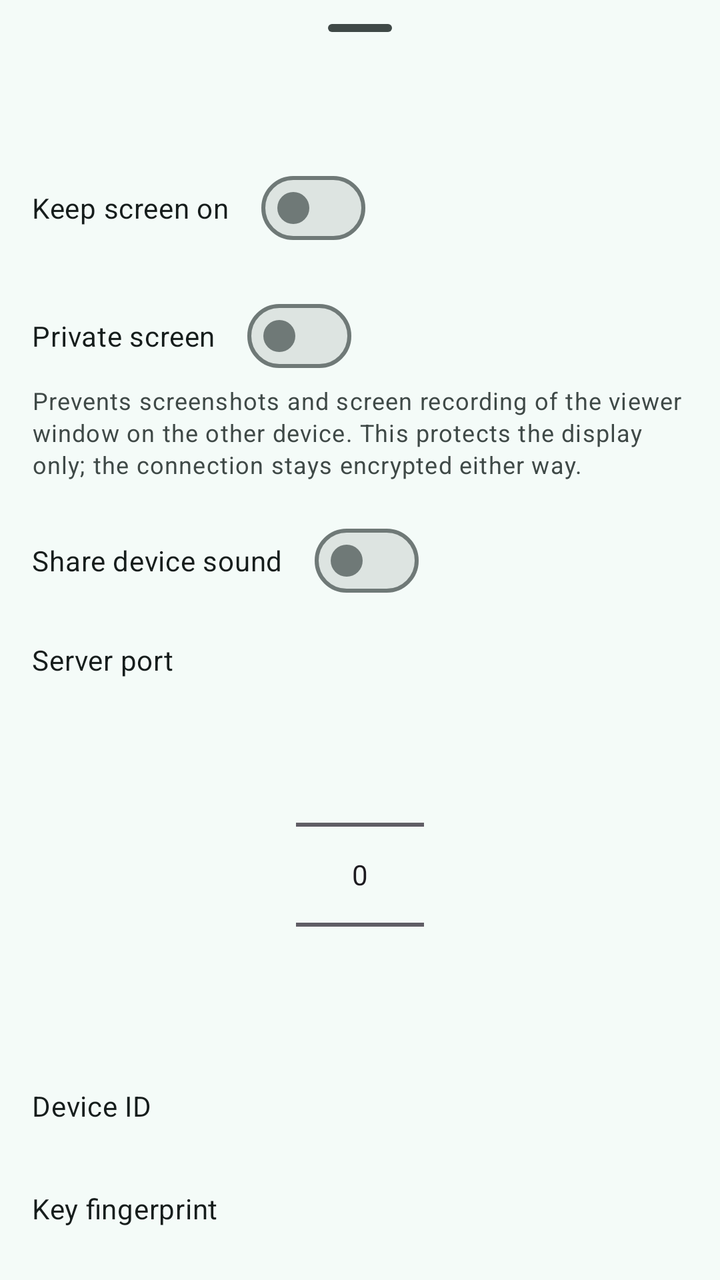
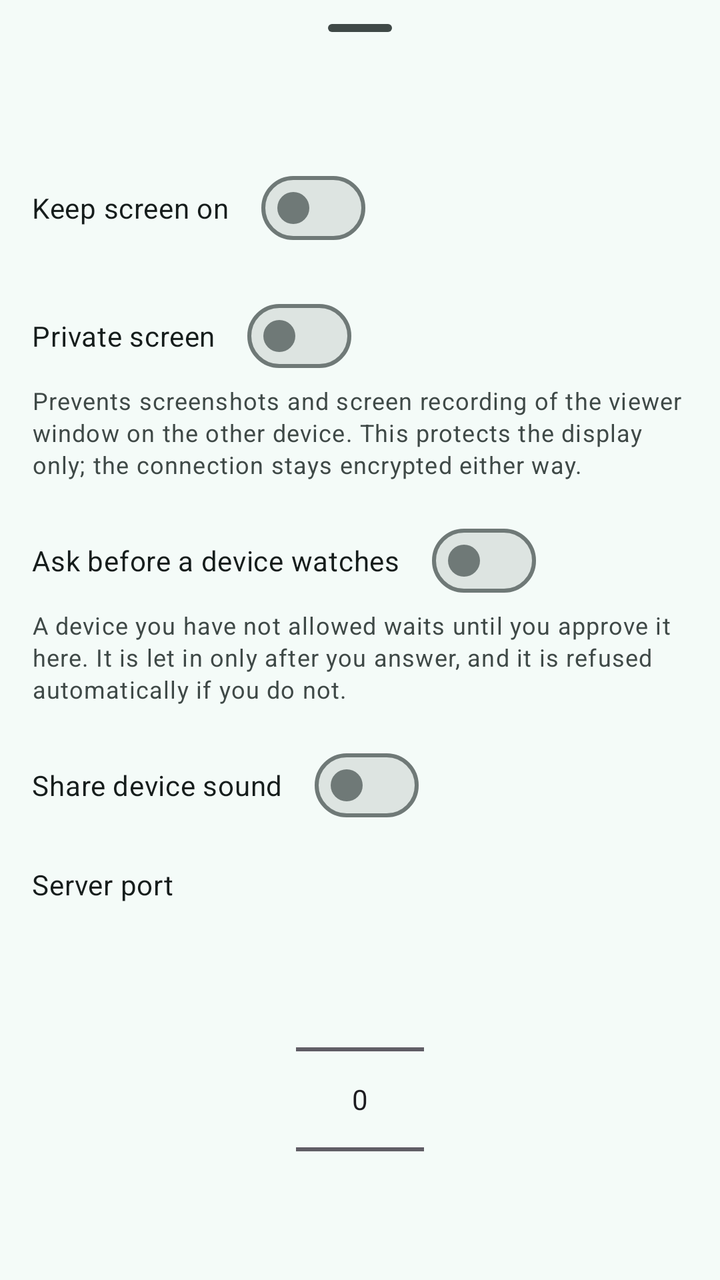

The first picture is an Android layout as it rendered before a commit; the second is the same layout after the commit. The layout source and the unified diff follow.
<!-- AndroidManifest.xml: application theme Theme.ScreenShare -->
<!-- res/layout/widget_screen_share_service_settings.xml -->
<?xml version="1.0" encoding="utf-8"?>
<LinearLayout xmlns:android="http://schemas.android.com/apk/res/android"
    android:layout_width="match_parent"
    android:layout_height="match_parent"
    android:orientation="vertical">

    <com.google.android.material.bottomsheet.BottomSheetDragHandleView
        android:layout_width="match_parent"
        android:layout_height="wrap_content" />

    <androidx.core.widget.NestedScrollView
        android:layout_width="match_parent"
        android:layout_height="wrap_content">

        <LinearLayout
            android:layout_width="match_parent"
            android:layout_height="wrap_content"
            android:orientation="vertical"
            android:padding="16dp">

            <com.google.android.material.materialswitch.MaterialSwitch
                android:id="@+id/keep_screen_on_setting"
                android:layout_width="wrap_content"
                android:layout_height="wrap_content"
                android:layout_marginTop="16dp"
                android:text="@string/keep_screen_on_setting_label"
                android:textAppearance="?attr/textAppearanceBodyMedium"
                android:textColor="?attr/colorOnSurface" />

            <com.google.android.material.materialswitch.MaterialSwitch
                android:id="@+id/secure_setting"
                android:layout_width="wrap_content"
                android:layout_height="wrap_content"
                android:layout_marginTop="16dp"
                android:text="@string/projection_secure_setting_label"
                android:textAppearance="?attr/textAppearanceBodyMedium"
                android:textColor="?attr/colorOnSurface" />

            <com.google.android.material.textview.MaterialTextView
                android:id="@+id/secure_setting_note"
                android:layout_width="match_parent"
                android:layout_height="wrap_content"
                android:textAppearance="?attr/textAppearanceBodySmall"
                android:textColor="?attr/colorOnSurfaceVariant"
                android:text="@string/projection_secure_setting_note" />

            <com.google.android.material.materialswitch.MaterialSwitch
                android:id="@+id/audio_setting"
                android:layout_width="wrap_content"
                android:layout_height="wrap_content"
                android:layout_marginTop="16dp"
                android:text="@string/audio_setting_label"
                android:textAppearance="?attr/textAppearanceBodyMedium"
                android:textColor="?attr/colorOnSurface" />

            <com.google.android.material.textview.MaterialTextView
                android:id="@+id/audio_status_setting"
                android:layout_width="match_parent"
                android:layout_height="wrap_content"
                android:textAppearance="?attr/textAppearanceBodySmall"
                android:textColor="?attr/colorOnSurfaceVariant"
                android:visibility="gone" />

            <com.google.android.material.textview.MaterialTextView
                android:layout_width="wrap_content"
                android:layout_height="wrap_content"
                android:layout_marginTop="16dp"
                android:text="@string/server_port_setting_label"
                android:textAppearance="?attr/textAppearanceBodyMedium"
                android:textColor="?attr/colorOnSurface" />

            <NumberPicker
                android:id="@+id/port_setting"
                android:layout_width="wrap_content"
                android:layout_height="wrap_content"
                android:layout_gravity="center_horizontal"
                android:layout_marginTop="8dp" />

            <com.google.android.material.textview.MaterialTextView
                android:layout_width="wrap_content"
                android:layout_height="wrap_content"
                android:layout_marginTop="16dp"
                android:text="@string/device_identity_label"
                android:textAppearance="?attr/textAppearanceBodyMedium"
                android:textColor="?attr/colorOnSurface" />

            <com.google.android.material.textview.MaterialTextView
                android:id="@+id/device_id_setting"
                android:layout_width="wrap_content"
                android:layout_height="wrap_content"
                android:layout_marginTop="4dp"
                android:textAppearance="?attr/textAppearanceBodySmall"
                android:textColor="?attr/colorOnSurfaceVariant" />

            <com.google.android.material.textview.MaterialTextView
                android:layout_width="wrap_content"
                android:layout_height="wrap_content"
                android:layout_marginTop="12dp"
                android:text="@string/tls_local_fingerprint_label"
                android:textAppearance="?attr/textAppearanceBodyMedium"
                android:textColor="?attr/colorOnSurface" />

            <com.google.android.material.textview.MaterialTextView
                android:id="@+id/device_fingerprint_setting"
                android:layout_width="wrap_content"
                android:layout_height="wrap_content"
                android:layout_marginTop="4dp"
                android:textAppearance="?attr/textAppearanceBodySmall"
                android:textColor="?attr/colorOnSurfaceVariant" />

            <com.google.android.material.button.MaterialButton
                android:id="@+id/identity_reset_setting"
                style="@style/Widget.Material3.Button.TextButton"
                android:layout_width="wrap_content"
                android:layout_height="wrap_content"
                android:layout_marginTop="4dp"
                android:text="@string/identity_reset" />

            <com.google.android.material.textview.MaterialTextView
                android:layout_width="wrap_content"
                android:layout_height="wrap_content"
                android:layout_marginTop="24dp"
                android:text="@string/discovery_settings_section"
                android:textAppearance="?attr/textAppearanceTitleSmall"
                android:textColor="?attr/colorOnSurface" />

            <com.google.android.material.materialswitch.MaterialSwitch
                android:id="@+id/multicast_enabled_setting"
                android:layout_width="wrap_content"
                android:layout_height="wrap_content"
                android:layout_marginTop="8dp"
                android:text="@string/multicast_enabled_setting_label"
                android:textAppearance="?attr/textAppearanceBodyMedium"
                android:textColor="?attr/colorOnSurface" />

            <com.google.android.material.textview.MaterialTextView
                android:layout_width="wrap_content"
                android:layout_height="wrap_content"
                android:layout_marginTop="16dp"
                android:text="@string/multicast_group_setting_label"
                android:textAppearance="?attr/textAppearanceBodyMedium"
                android:textColor="?attr/colorOnSurface" />

            <EditText
                android:id="@+id/multicast_group_setting"
                android:layout_width="match_parent"
                android:layout_height="wrap_content"
                android:layout_marginTop="4dp"
                android:hint="@string/multicast_group_setting_hint"
                android:importantForAutofill="no"
                android:inputType="text"
                android:singleLine="true" />

            <com.google.android.material.textview.MaterialTextView
                android:layout_width="wrap_content"
                android:layout_height="wrap_content"
                android:layout_marginTop="16dp"
                android:text="@string/multicast_port_setting_label"
                android:textAppearance="?attr/textAppearanceBodyMedium"
                android:textColor="?attr/colorOnSurface" />

            <NumberPicker
                android:id="@+id/multicast_port_setting"
                android:layout_width="wrap_content"
                android:layout_height="wrap_content"
                android:layout_gravity="center_horizontal"
                android:layout_marginTop="8dp" />

            <com.google.android.material.textview.MaterialTextView
                android:layout_width="wrap_content"
                android:layout_height="wrap_content"
                android:layout_marginTop="16dp"
                android:text="@string/discovery_refresh_setting_label"
                android:textAppearance="?attr/textAppearanceBodyMedium"
                android:textColor="?attr/colorOnSurface" />

            <NumberPicker
                android:id="@+id/discovery_refresh_setting"
                android:layout_width="wrap_content"
                android:layout_height="wrap_content"
                android:layout_gravity="center_horizontal"
                android:layout_marginTop="8dp" />

            <com.google.android.material.textview.MaterialTextView
                android:layout_width="wrap_content"
                android:layout_height="wrap_content"
                android:layout_marginTop="16dp"
                android:text="@string/discovery_visibility_setting_label"
                android:textAppearance="?attr/textAppearanceBodyMedium"
                android:textColor="?attr/colorOnSurface" />

            <NumberPicker
                android:id="@+id/discovery_visibility_setting"
                android:layout_width="wrap_content"
                android:layout_height="wrap_content"
                android:layout_gravity="center_horizontal"
                android:layout_marginTop="8dp" />

            <com.google.android.material.materialswitch.MaterialSwitch
                android:id="@+id/discovery_compat_only_setting"
                android:layout_width="wrap_content"
                android:layout_height="wrap_content"
                android:layout_marginTop="16dp"
                android:text="@string/discovery_compat_only_setting_label"
                android:textAppearance="?attr/textAppearanceBodyMedium"
                android:textColor="?attr/colorOnSurface" />

            <com.google.android.material.materialswitch.MaterialSwitch
                android:id="@+id/share_name_setting"
                android:layout_width="wrap_content"
                android:layout_height="wrap_content"
                android:layout_marginTop="8dp"
                android:text="@string/share_name_setting_label"
                android:textAppearance="?attr/textAppearanceBodyMedium"
                android:textColor="?attr/colorOnSurface" />

            <LinearLayout
                android:id="@+id/video_settings_entry"
                android:layout_width="match_parent"
                android:layout_height="wrap_content"
                android:layout_marginTop="24dp"
                android:background="?attr/selectableItemBackground"
                android:clickable="true"
                android:focusable="true"
                android:orientation="vertical"
                android:paddingTop="8dp"
                android:paddingBottom="8dp">

                <com.google.android.material.textview.MaterialTextView
                    android:layout_width="wrap_content"
                    android:layout_height="wrap_content"
                    android:text="@string/video_settings_entry_label"
                    android:textAppearance="?attr/textAppearanceBodyMedium"
                    android:textColor="?attr/colorOnSurface" />

                <com.google.android.material.textview.MaterialTextView
                    android:id="@+id/video_settings_summary"
                    android:layout_width="wrap_content"
                    android:layout_height="wrap_content"
                    android:layout_marginTop="4dp"
                    android:textAppearance="?attr/textAppearanceBodySmall"
                    android:textColor="?attr/colorOnSurfaceVariant" />
            </LinearLayout>
        </LinearLayout>
    </androidx.core.widget.NestedScrollView>
</LinearLayout>
<!-- resources referenced by this layout -->
<resources>
  <string name="audio_setting_label">"Share device sound"</string>
  <string name="device_identity_label">"Device ID"</string>
  <string name="discovery_refresh_setting_label">"Discovery refresh"</string>
  <string name="discovery_settings_section">"Discovery"</string>
  <string name="discovery_visibility_setting_label">"Visibility"</string>
  <string name="identity_reset">"Reset device identity"</string>
  <string name="keep_screen_on_setting_label">"Keep screen on"</string>
  <string name="multicast_group_setting_hint">"e.g. 224.0.0.167"</string>
  <string name="multicast_group_setting_label">"Multicast group"</string>
  <string name="multicast_port_setting_label">"Multicast port"</string>
  <string name="projection_secure_setting_label">"Private screen"</string>
  <string name="server_port_setting_label">"Server port"</string>
  <string name="share_name_setting_label">"Broadcast device name"</string>
  <string name="tls_local_fingerprint_label">"Key fingerprint"</string>
  <color name="md_theme_primary">#006A60</color>
  <color name="md_theme_onPrimary">#FFFFFF</color>
  <color name="md_theme_primaryContainer">#9EF2E4</color>
  <color name="md_theme_onPrimaryContainer">#005048</color>
  <color name="md_theme_secondary">#4A635F</color>
  <color name="md_theme_onSecondary">#FFFFFF</color>
  <color name="md_theme_secondaryContainer">#CCE8E2</color>
  <color name="md_theme_onSecondaryContainer">#334B47</color>
  <color name="md_theme_tertiary">#456179</color>
  <color name="md_theme_onTertiary">#FFFFFF</color>
  <color name="md_theme_tertiaryContainer">#CCE5FF</color>
  <color name="md_theme_onTertiaryContainer">#2D4961</color>
  <color name="md_theme_error">#BA1A1A</color>
  <color name="md_theme_onError">#FFFFFF</color>
  <color name="md_theme_errorContainer">#FFDAD6</color>
  <color name="md_theme_onErrorContainer">#93000A</color>
  <color name="md_theme_background">#F4FBF8</color>
  <color name="md_theme_onBackground">#161D1C</color>
  <color name="md_theme_surface">#F4FBF8</color>
  <color name="md_theme_onSurface">#161D1C</color>
  <color name="md_theme_surfaceVariant">#DAE5E1</color>
  <color name="md_theme_onSurfaceVariant">#3F4947</color>
  <color name="md_theme_outline">#6F7977</color>
  <color name="md_theme_outlineVariant">#BEC9C6</color>
  <color name="md_theme_inverseSurface">#2B3230</color>
  <color name="md_theme_inverseOnSurface">#ECF2EF</color>
  <color name="md_theme_inversePrimary">#82D5C8</color>
  <color name="md_theme_primaryFixed">#9EF2E4</color>
  <color name="md_theme_onPrimaryFixed">#00201C</color>
  <color name="md_theme_primaryFixedDim">#82D5C8</color>
  <color name="md_theme_onPrimaryFixedVariant">#005048</color>
  <color name="md_theme_secondaryFixed">#CCE8E2</color>
  <color name="md_theme_onSecondaryFixed">#05201C</color>
  <color name="md_theme_secondaryFixedDim">#B1CCC6</color>
  <color name="md_theme_onSecondaryFixedVariant">#334B47</color>
  <color name="md_theme_tertiaryFixed">#CCE5FF</color>
  <color name="md_theme_onTertiaryFixed">#001E31</color>
  <color name="md_theme_tertiaryFixedDim">#ADCAE6</color>
  <color name="md_theme_onTertiaryFixedVariant">#2D4961</color>
  <color name="md_theme_surfaceDim">#D5DBD9</color>
  <color name="md_theme_surfaceBright">#F4FBF8</color>
  <color name="md_theme_surfaceContainerLowest">#FFFFFF</color>
  <color name="md_theme_surfaceContainerLow">#EFF5F2</color>
  <color name="md_theme_surfaceContainer">#E9EFED</color>
  <color name="md_theme_surfaceContainerHigh">#E3EAE7</color>
  <color name="md_theme_surfaceContainerHighest">#DDE4E1</color>
  <!-- unchanged entries left out for length: 5 -->
</resources>

<!-- the commit's change to res/layout/widget_screen_share_service_settings.xml (unified diff, before → after) -->
@@ -45,6 +45,23 @@
                 android:text="@string/projection_secure_setting_note" />
 
             <com.google.android.material.materialswitch.MaterialSwitch
+                android:id="@+id/authorization_setting"
+                android:layout_width="wrap_content"
+                android:layout_height="wrap_content"
+                android:layout_marginTop="16dp"
+                android:text="@string/authorization_setting_label"
+                android:textAppearance="?attr/textAppearanceBodyMedium"
+                android:textColor="?attr/colorOnSurface" />
+
+            <com.google.android.material.textview.MaterialTextView
+                android:id="@+id/authorization_setting_note"
+                android:layout_width="match_parent"
+                android:layout_height="wrap_content"
+                android:textAppearance="?attr/textAppearanceBodySmall"
+                android:textColor="?attr/colorOnSurfaceVariant"
+                android:text="@string/authorization_setting_note" />
+
+            <com.google.android.material.materialswitch.MaterialSwitch
                 android:id="@+id/audio_setting"
                 android:layout_width="wrap_content"
                 android:layout_height="wrap_content"
@@ -215,7 +232,7 @@
                 android:textColor="?attr/colorOnSurface" />
 
             <LinearLayout
-                android:id="@+id/video_settings_entry"
+                android:id="@+id/authorization_devices_entry"
                 android:layout_width="match_parent"
                 android:layout_height="wrap_content"
                 android:layout_marginTop="24dp"
@@ -229,6 +246,34 @@
                 <com.google.android.material.textview.MaterialTextView
                     android:layout_width="wrap_content"
                     android:layout_height="wrap_content"
+                    android:text="@string/authorization_devices_entry_label"
+                    android:textAppearance="?attr/textAppearanceBodyMedium"
+                    android:textColor="?attr/colorOnSurface" />
+
+                <com.google.android.material.textview.MaterialTextView
+                    android:id="@+id/authorization_devices_summary"
+                    android:layout_width="wrap_content"
+                    android:layout_height="wrap_content"
+                    android:layout_marginTop="4dp"
+                    android:textAppearance="?attr/textAppearanceBodySmall"
+                    android:textColor="?attr/colorOnSurfaceVariant" />
+            </LinearLayout>
+
+            <LinearLayout
+                android:id="@+id/video_settings_entry"
+                android:layout_width="match_parent"
+                android:layout_height="wrap_content"
+                android:layout_marginTop="24dp"
+                android:background="?attr/selectableItemBackground"
+                android:clickable="true"
+                android:focusable="true"
+                android:orientation="vertical"
+                android:paddingTop="8dp"
+                android:paddingBottom="8dp">
+
+                <com.google.android.material.textview.MaterialTextView
+                    android:layout_width="wrap_content"
+                    android:layout_height="wrap_content"
                     android:text="@string/video_settings_entry_label"
                     android:textAppearance="?attr/textAppearanceBodyMedium"
                     android:textColor="?attr/colorOnSurface" />
<!-- resource entries referenced after the edit -->
@@ -1,6 +1,9 @@
 <!-- resources referenced by this layout -->
 <resources>
   <string name="audio_setting_label">"Share device sound"</string>
+  <string name="authorization_devices_entry_label">"Allowed devices"</string>
+  <string name="authorization_setting_label">"Ask before a device watches"</string>
+  <string name="authorization_setting_note">"A device you have not allowed waits until you approve it here. It is let in only after you answer, and it is refused automatically if you do not."</string>
   <string name="device_identity_label">"Device ID"</string>
   <string name="discovery_refresh_setting_label">"Discovery refresh"</string>
   <string name="discovery_settings_section">"Discovery"</string>
